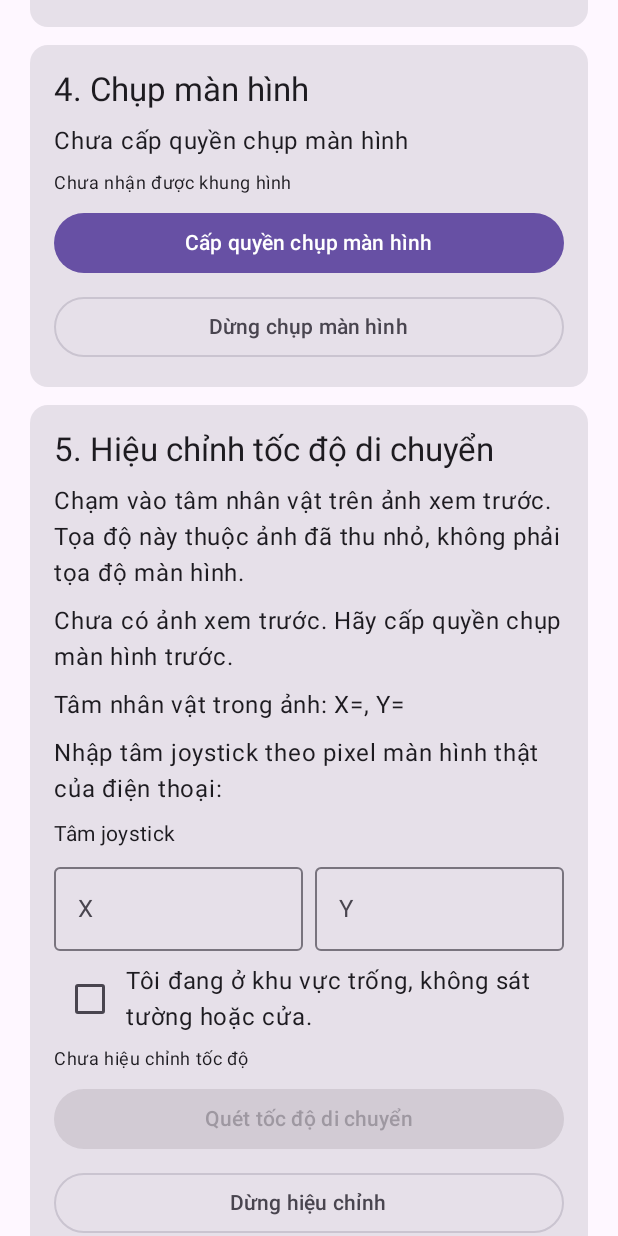
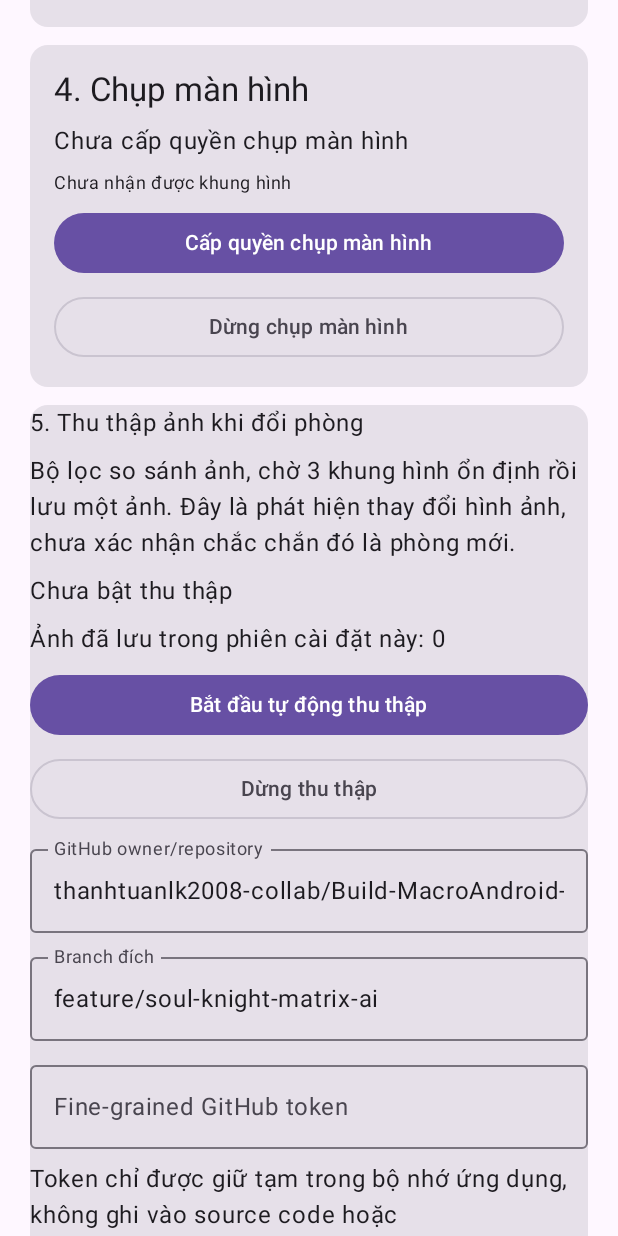
Before and after one commit to thanhtuanlk2008-collab/Build-MacroAndroid-Debug-APK, an Android app built with Jetpack Compose: the screen it shows after launch (MainActivity), scrolled down 1730 dp, on a phone screen of 412 x 824 dp. Run offline under Robolectric (Android 15) with nearby library versions, the phone set to English and light mode, and no system bars; pictures from the network do not load.

Commit message:
Integrate automatic Matrix dataset collector panel

```diff
--- a/SoulKnightMatrixAI/app/src/main/java/com/soulknight/matrixai/MainActivity.kt
+++ b/SoulKnightMatrixAI/app/src/main/java/com/soulknight/matrixai/MainActivity.kt
@@ -368,12 +368,14 @@ class MainActivity : ComponentActivity() {
                             }
                         }
 
+                        com.soulknight.matrixai.capture.MatrixDatasetPanel()
+
                         Card {
                             Column(
                                 Modifier.fillMaxWidth().padding(16.dp),
                                 verticalArrangement = Arrangement.spacedBy(8.dp)
                             ) {
-                                Text("5. Hiệu chỉnh tốc độ di chuyển", style = MaterialTheme.typography.titleLarge)
+                                Text("6. Hiệu chỉnh tốc độ di chuyển", style = MaterialTheme.typography.titleLarge)
                                 Text("Chạm vào tâm nhân vật trên ảnh xem trước. Tọa độ này thuộc ảnh đã thu nhỏ, không phải tọa độ màn hình.")
                                 val currentFrame = previewFrame
                                 if (currentFrame != null) {
```
